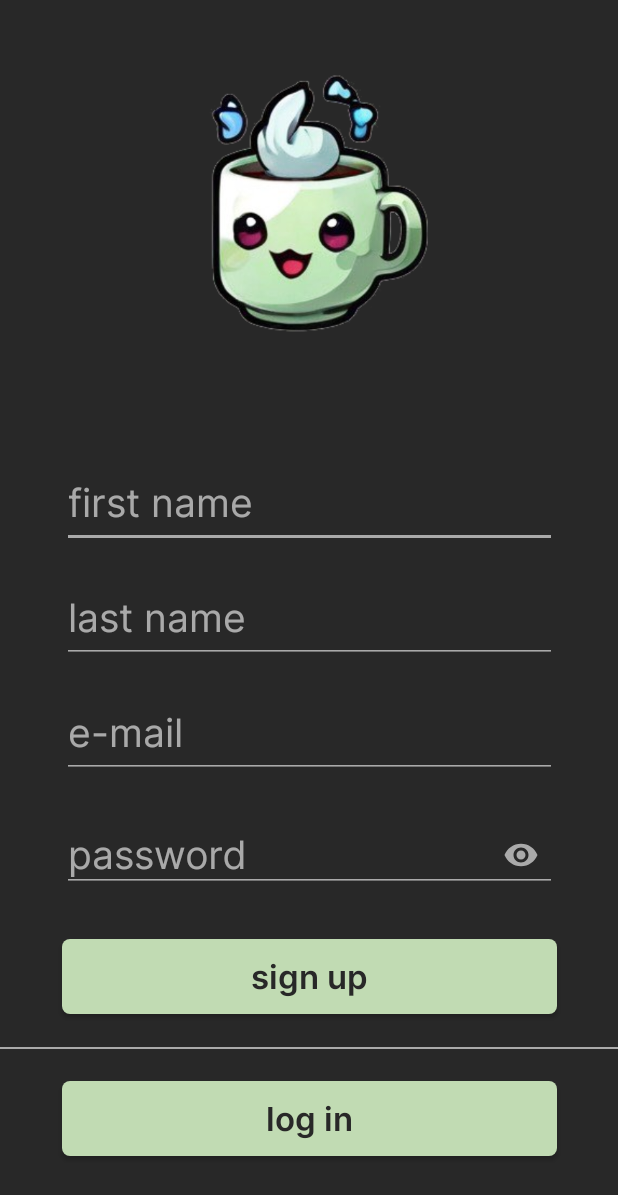
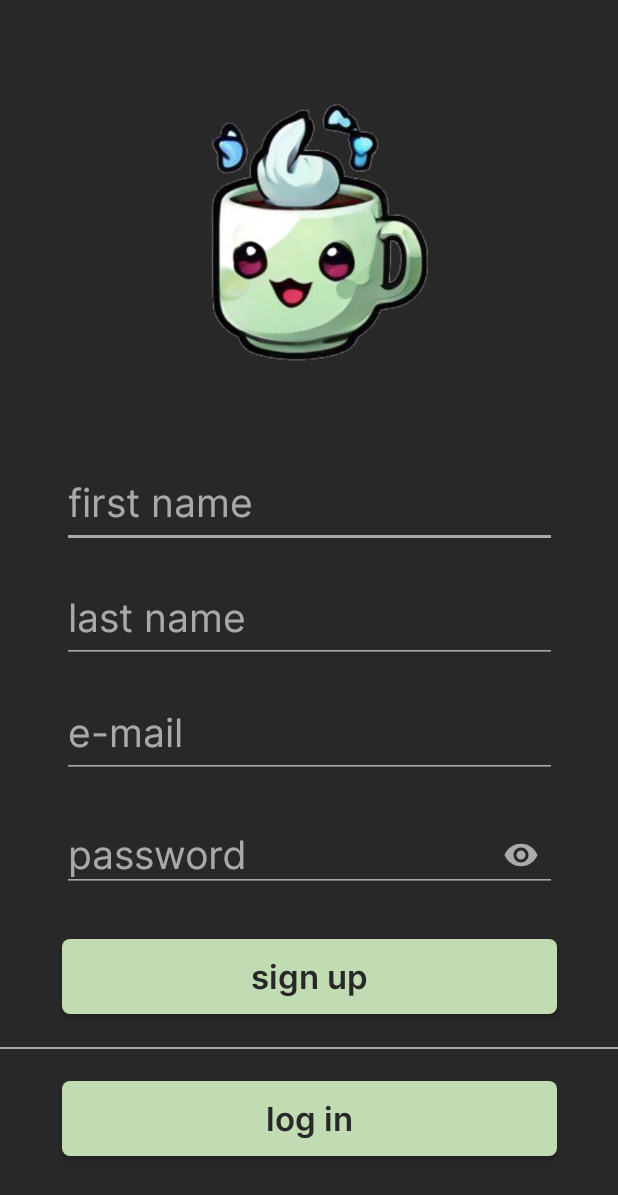
Before and after one commit to parsley026/Teeplan, an Android app: the SignupActivity screen opened directly, with no data from a screen before it, on a phone screen of 412 x 824 dp. Shown: the top 1195 px of the screen. Run offline under Robolectric (Android 15) with nearby library versions, the light colour scheme and no system bars.

Commit message:
Zmiany kosmetyczne login, signup screen2

```diff
--- a/AndroidApplication/app/src/main/res/layout/activity_login.xml
+++ b/AndroidApplication/app/src/main/res/layout/activity_login.xml
@@ -11,7 +11,7 @@
     <ImageView
         android:id="@+id/imageView2"
         android:layout_width="match_parent"
-        android:layout_marginTop="30dp"
+        android:layout_marginTop="20dp"
         android:layout_height="208dp"
         android:layout_centerHorizontal="true"
         android:layout_centerVertical="true"
--- a/AndroidApplication/app/src/main/res/layout/activity_signup.xml
+++ b/AndroidApplication/app/src/main/res/layout/activity_signup.xml
@@ -10,7 +10,8 @@
 
     <ImageView
         android:id="@+id/imageView2"
-        android:layout_width="412dp"
+        android:layout_width="match_parent"
+        android:layout_marginTop="20dp"
         android:layout_height="208dp"
         android:layout_centerHorizontal="true"
         android:layout_centerVertical="true"
```
